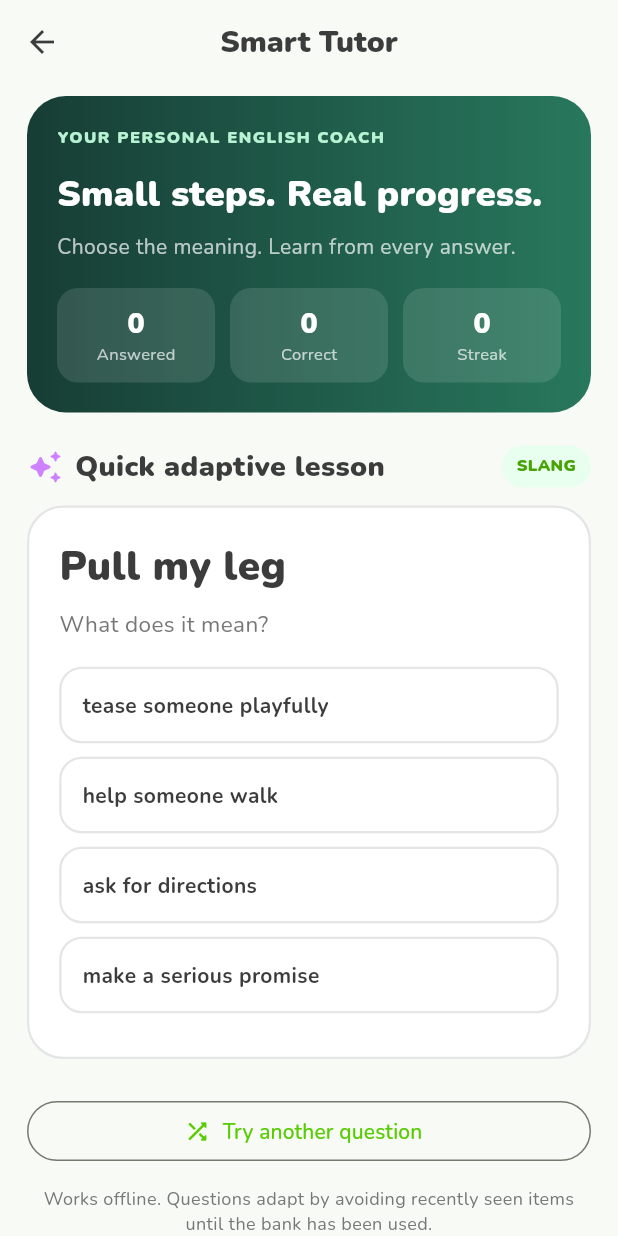
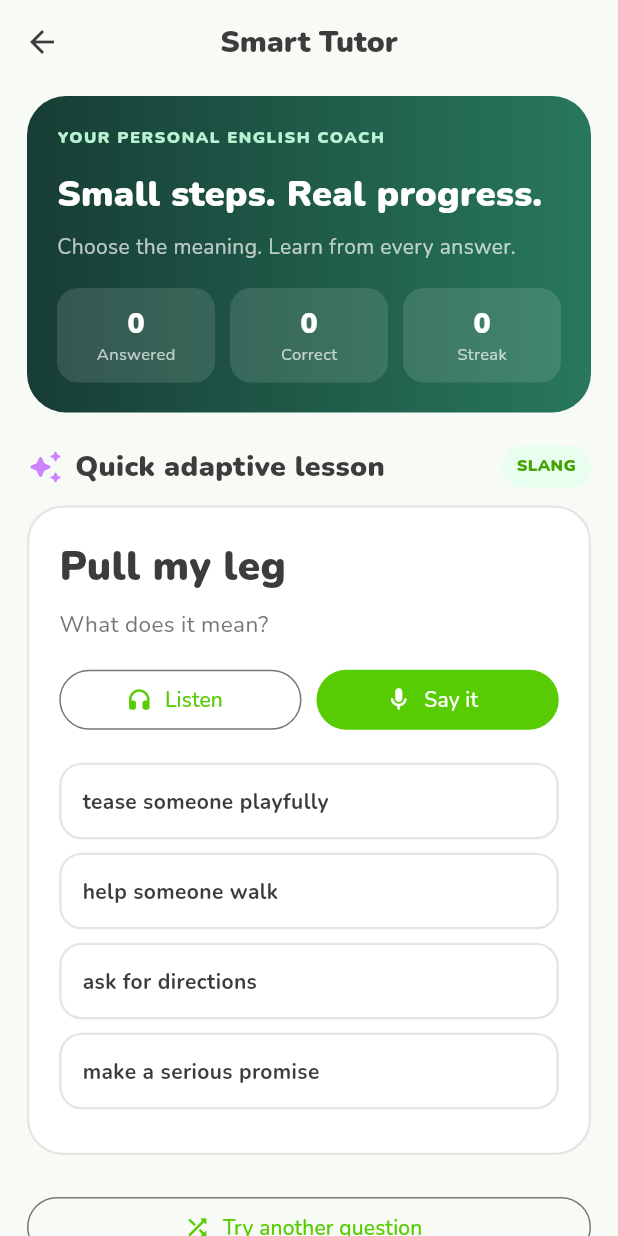
Before and after one commit to Ahmed887v/2547-, a Flutter app: the screen it shows after launch, after a tap on "NEW · SMART TUTOR", on a phone screen of 412 x 824 dp. Run offline on Flutter 3.47's test engine with Material 3 defaults, Android fonts, the phone set to English and light mode, and no system bars; our stand-ins replace confetti, flutter_tts, google_fonts, percent_indicator, shared_preferences, speech_to_text.

Commit message:
Add listen and spoken pronunciation scoring to Smart Tutor

```diff
--- a/lib/screens/smart_tutor_screen.dart
+++ b/lib/screens/smart_tutor_screen.dart
@@ -2,6 +2,8 @@ import 'dart:math';
 
 import 'package:flutter/material.dart';
 import 'package:shared_preferences/shared_preferences.dart';
+import '../services/speech_service.dart';
+import '../services/tts_service.dart';
 import '../theme/app_theme.dart';
 
 /// Offline adaptive tutor. Questions are selected from a mixed bank and
@@ -47,6 +49,13 @@ const _expressions = <_TutorItem>[
 class _SmartTutorScreenState extends State<SmartTutorScreen> {
   static const _historyKey = 'speaklocal_tutor_seen_v1';
   final _random = Random();
+  final _tts = TtsService();
+  final _speech = SpeechService();
+  bool _speechReady = false;
+  bool _listening = false;
+  bool _speaking = false;
+  String _heard = '';
+  int? _pronunciationScore;
   Set<String> _seen = {};
   _TutorItem? _current;
   bool _showMeaning = false;
@@ -60,6 +69,62 @@ class _SmartTutorScreenState extends State<SmartTutorScreen> {
   void initState() {
     super.initState();
     _load();
+    _initSpeechTools();
+  }
+
+  Future<void> _initSpeechTools() async {
+    await _tts.init();
+    _speechReady = await _speech.init();
+    if (mounted) setState(() {});
+  }
+
+  @override
+  void dispose() {
+    _tts.dispose();
+    _speech.cancel();
+    super.dispose();
+  }
+
+  Future<void> _playWord() async {
+    if (_listening) {
+      await _speech.stop();
+      if (mounted) setState(() => _listening = false);
+    }
+    setState(() => _speaking = true);
+    try {
+      await _tts.speak(_current!.prompt);
+    } finally {
+      if (mounted) setState(() => _speaking = false);
+    }
+  }
+
+  Future<void> _togglePronunciation() async {
+    if (_listening) {
+      await _speech.stop();
+      if (!mounted) return;
+      final score = PronunciationScorer.score(_current!.prompt, _heard);
+      setState(() {
+        _listening = false;
+        _pronunciationScore = score;
+      });
+      return;
+    }
+    if (!_speechReady) _speechReady = await _speech.init();
+    if (!_speechReady) {
+      if (!mounted) return;
+      ScaffoldMessenger.of(context).showSnackBar(
+        const SnackBar(content: Text('Speech recognition is unavailable. Enable English speech recognition on your phone.')),
+      );
+      return;
+    }
+    setState(() {
+      _heard = '';
+      _pronunciationScore = null;
+      _listening = true;
+    });
+    await _speech.start(onResult: (words, confidence) {
+      if (mounted) setState(() => _heard = words);
+    });
   }
 
   Future<void> _load() async {
@@ -78,6 +143,9 @@ class _SmartTutorScreenState extends State<SmartTutorScreen> {
     _current = pool[_random.nextInt(pool.length)];
     _selected = null;
     _showMeaning = false;
+    _heard = '';
+    _pronunciationScore = null;
+    _listening = false;
   }
 
   Future<void> _answer(String choice) async {
@@ -147,6 +215,67 @@ class _SmartTutorScreenState extends State<SmartTutorScreen> {
                     Text(item.prompt, style: const TextStyle(fontSize: 27, fontWeight: FontWeight.w900)),
                     const SizedBox(height: 8),
                     const Text('What does it mean?', style: TextStyle(color: AppColors.muted, fontSize: 15)),
+                    const SizedBox(height: 16),
+                    Row(
+                      children: [
+                        Expanded(
+                          child: OutlinedButton.icon(
+                            onPressed: _speaking ? null : _playWord,
+                            icon: Icon(_speaking ? Icons.volume_up : Icons.headphones_rounded),
+                            label: Text(_speaking ? 'Playing…' : 'Listen'),
+                          ),
+                        ),
+                        const SizedBox(width: 10),
+                        Expanded(
+                          child: FilledButton.icon(
+                            style: FilledButton.styleFrom(
+                              backgroundColor: _listening ? AppColors.red : AppColors.green,
+                              foregroundColor: Colors.white,
+                            ),
+                            onPressed: _togglePronunciation,
+                            icon: Icon(_listening ? Icons.stop_circle_outlined : Icons.mic_rounded),
+                            label: Text(_listening ? 'Stop & score' : 'Say it'),
+                          ),
+                        ),
+                      ],
+                    ),
+                    if (_heard.isNotEmpty || _pronunciationScore != null) ...[
+                      const SizedBox(height: 12),
+                      Container(
+                        width: double.infinity,
+                        padding: const EdgeInsets.all(14),
+                        decoration: BoxDecoration(
+                          color: const Color(0xFFF4F7F3),
+                          borderRadius: BorderRadius.circular(16),
+                        ),
+                        child: Column(
+                          crossAxisAlignment: CrossAxisAlignment.start,
+                          children: [
+                            if (_heard.isNotEmpty)
+                              Text('You said: “$_heard”',
+                                  style: const TextStyle(fontWeight: FontWeight.w700)),
+                            if (_pronunciationScore != null) ...[
+                              const SizedBox(height: 8),
+                              Row(children: [
+                                const Text('Speech match',
+                                    style: TextStyle(fontWeight: FontWeight.w800)),
+                                const Spacer(),
+                                Text('$_pronunciationScore / 100',
+                                    style: TextStyle(
+                                      fontWeight: FontWeight.w900,
+                                      color: _pronunciationScore! >= 75
+                                          ? AppColors.greenDark
+                                          : AppColors.orange,
+                                    )),
+                              ]),
+                              const SizedBox(height: 5),
+                              Text('${PronunciationScorer.feedback(_pronunciationScore!)} This checks recognized words, not acoustic sound quality.',
+                                  style: const TextStyle(color: AppColors.muted)),
+                            ],
+                          ],
+                        ),
+                      ),
+                    ],
                     const SizedBox(height: 18),
                     ...item.choices.map((choice) {
                       final chosen = _selected == choice;
@@ -195,7 +324,7 @@ class _SmartTutorScreenState extends State<SmartTutorScreen> {
                   label: const Text('Try another question'),
                 ),
                 const SizedBox(height: 12),
-                const Text('Works offline. Questions adapt by avoiding recently seen items until the bank has been used.', textAlign: TextAlign.center, style: TextStyle(color: AppColors.muted, fontSize: 12)),
+                const Text('Hear each word or expression, say it into the microphone, and get a transcript-match score. Works offline; questions avoid recently seen items until the bank has been used.', textAlign: TextAlign.center, style: TextStyle(color: AppColors.muted, fontSize: 12)),
               ],
             ),
     );
```
